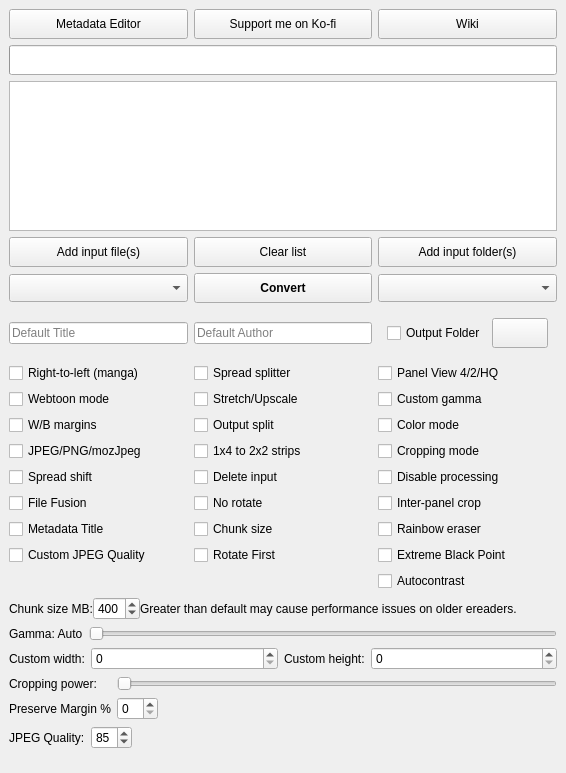
Above: gui/KCC.ui from ciromattia/kcc before the change. Below: the same form after it.
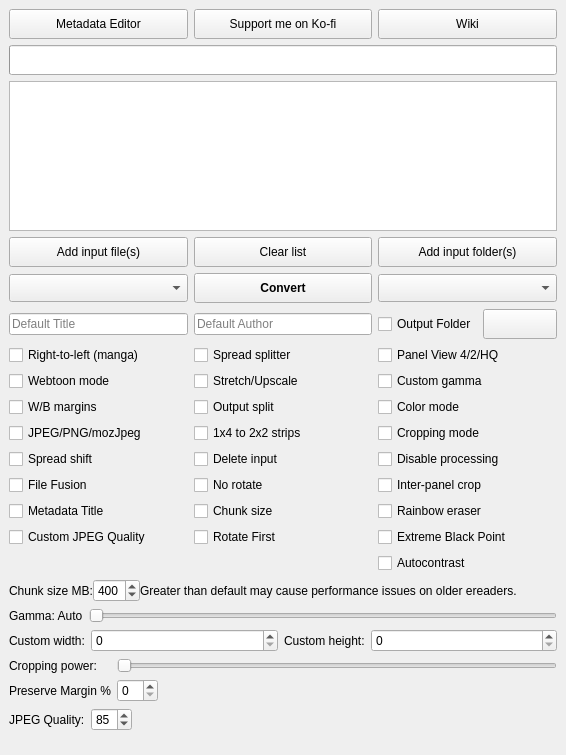
That is the form after the change. Icons and pictures are not drawn.

Commit message: remove padding from output folder GUI (#1207)

What changed in the file:
```diff
--- a/gui/KCC.ui
+++ b/gui/KCC.ui
@@ -828,6 +828,18 @@
        <item row="0" column="2">
         <widget class="QWidget" name="outputFolderWidget" native="true">
          <layout class="QHBoxLayout" name="horizontalLayout_3">
+          <property name="leftMargin">
+           <number>0</number>
+          </property>
+          <property name="topMargin">
+           <number>0</number>
+          </property>
+          <property name="rightMargin">
+           <number>0</number>
+          </property>
+          <property name="bottomMargin">
+           <number>0</number>
+          </property>
           <item>
            <widget class="QCheckBox" name="defaultOutputFolderBox">
             <property name="sizePolicy">
```
The commit also changes 1 other file.
